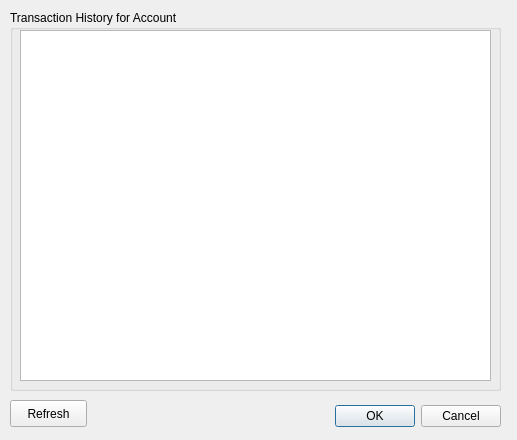
Aspectious/EasyAcct, file gui/EasyAcct_Transhistory.ui: the form before one commit.
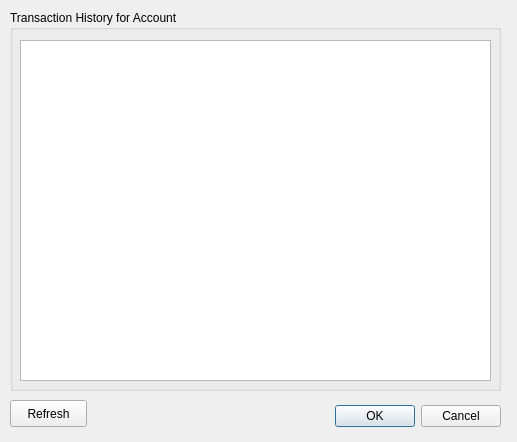
The form after the commit.

What changed in the file:
```diff
--- a/gui/EasyAcct_Transhistory.ui
+++ b/gui/EasyAcct_Transhistory.ui
@@ -7,7 +7,7 @@
     <x>0</x>
     <y>0</y>
     <width>517</width>
-    <height>440</height>
+    <height>442</height>
    </rect>
   </property>
   <property name="windowTitle">
@@ -45,9 +45,9 @@
     <property name="geometry">
      <rect>
       <x>10</x>
-      <y>20</y>
+      <y>30</y>
       <width>471</width>
-      <height>351</height>
+      <height>341</height>
      </rect>
     </property>
    </widget>
```
